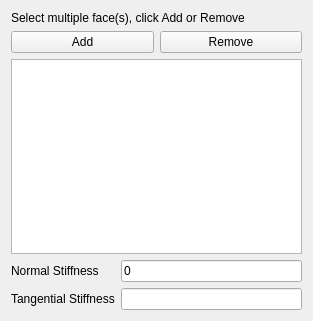
Before: the Qt Designer form src/Mod/Fem/Gui/TaskFemConstraintSpring.ui in southseact-3d/fcd, drawn with Qt 5.
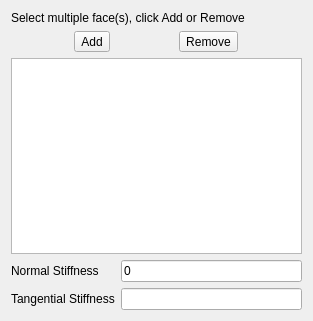
After: the same form once the commit is applied. Custom widgets are drawn as their Qt base class.

Commit message: [FEM] Use modal add/remove for more constraints (8/??)

```diff
--- a/src/Mod/Fem/Gui/TaskFemConstraintSpring.ui
+++ b/src/Mod/Fem/Gui/TaskFemConstraintSpring.ui
@@ -24,17 +24,23 @@
    <item>
     <layout class="QHBoxLayout" name="hLayout1">
      <item>
-      <widget class="QPushButton" name="btnAdd">
+      <widget class="QToolButton" name="btnAdd">
        <property name="text">
         <string>Add</string>
        </property>
+       <property name="checkable">
+        <bool>true</bool>
+       </property>
       </widget>
      </item>
      <item>
-      <widget class="QPushButton" name="btnRemove">
+      <widget class="QToolButton" name="btnRemove">
        <property name="text">
         <string>Remove</string>
        </property>
+       <property name="checkable">
+        <bool>true</bool>
+       </property>
       </widget>
      </item>
     </layout>
```
The commit also changes 20 other files.
